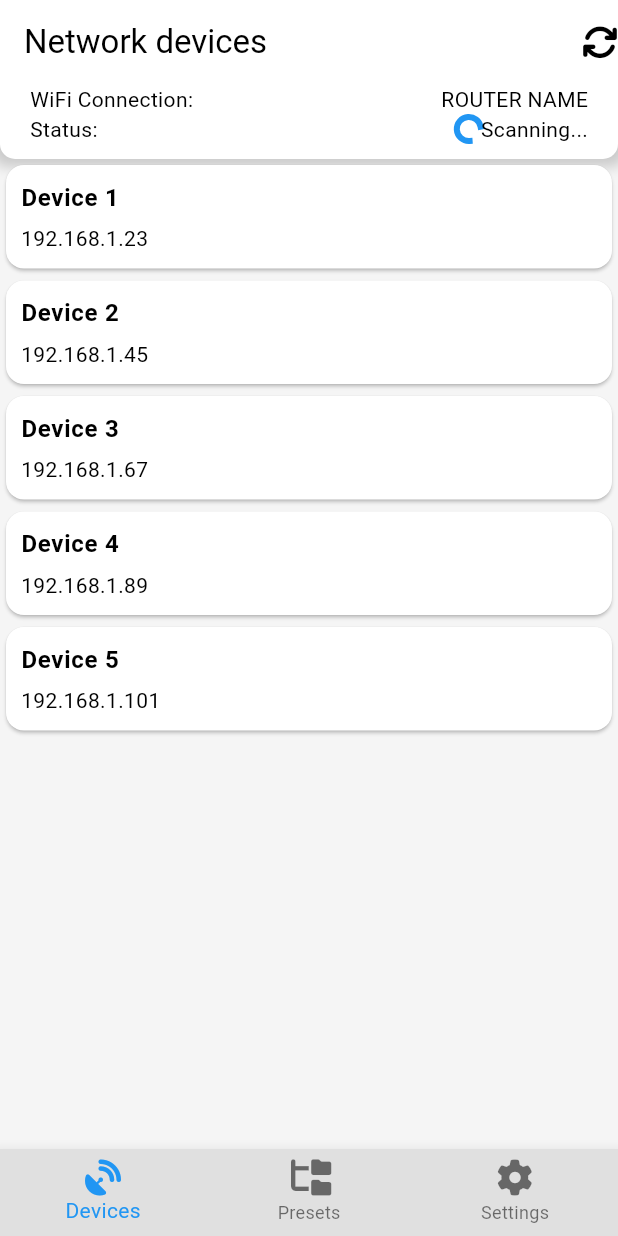
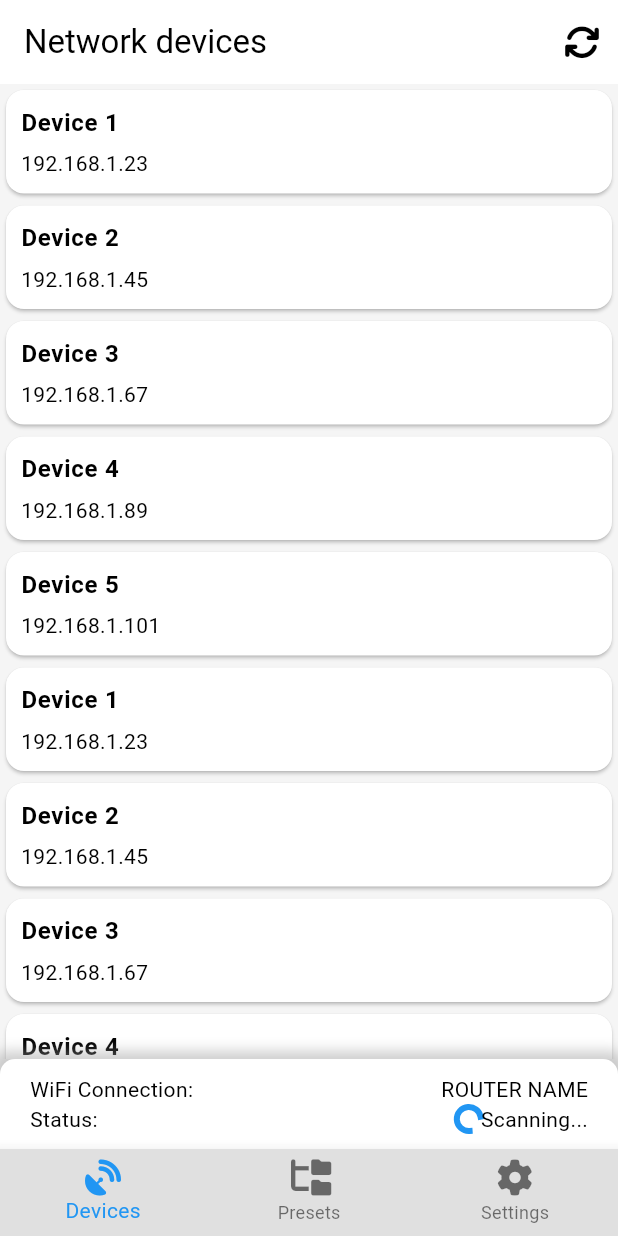
Before and after one commit to GlassesToCSharp/home_app, a Flutter app: the screen it shows after launch, on a phone screen of 412 x 824 dp. Run offline on Flutter 3.47's test engine with Material 3 defaults, Android fonts, the phone set to English and light mode, and no system bars; our stand-ins replace bloc, connectivity_plus, equatable, flutter_bloc, flutter_secure_storage, font_awesome_flutter and 1 more.

Commit message:
Changes to Devices layout to accommodate scrolling

```diff
--- a/lib/features/devices/devices_page.dart
+++ b/lib/features/devices/devices_page.dart
@@ -15,6 +15,11 @@ class _DevicesPageState extends State<DevicesPage> {
     const _Device("Device 3", "192.168.1.67"),
     const _Device("Device 4", "192.168.1.89"),
     const _Device("Device 5", "192.168.1.101"),
+    const _Device("Device 1", "192.168.1.23"),
+    const _Device("Device 2", "192.168.1.45"),
+    const _Device("Device 3", "192.168.1.67"),
+    const _Device("Device 4", "192.168.1.89"),
+    const _Device("Device 5", "192.168.1.101"),
   ];
 
   @override
@@ -22,24 +27,61 @@ class _DevicesPageState extends State<DevicesPage> {
     return Scaffold(
       appBar: AppBar(
         title: const Text("Network devices"),
-        elevation: 0,
-        actions: const [Icon(FontAwesomeIcons.arrowsRotate)],
+        backgroundColor: Theme.of(context).cardColor,
+        scrolledUnderElevation: 8,
+        shadowColor: Colors.grey,
+        actions: [
+          IconButton(
+            icon: const Icon(FontAwesomeIcons.arrowsRotate),
+            onPressed: () {},
+          ),
+        ],
       ),
       body: Column(
         crossAxisAlignment: CrossAxisAlignment.stretch,
         children: [
+          Expanded(
+            child: ListView.builder(
+              itemCount: _mockListDevices.length,
+              itemBuilder: (_, index) {
+                if (index >= _mockListDevices.length) {
+                  return const SizedBox();
+                }
+                final device = _mockListDevices[index];
+                return Card(
+                  child: Padding(
+                    padding: const EdgeInsets.all(10),
+                    child: Column(
+                      mainAxisSize: MainAxisSize.min,
+                      crossAxisAlignment: CrossAxisAlignment.stretch,
+                      children: [
+                        Text(
+                          device.name,
+                          style: Theme.of(context)
+                              .textTheme
+                              .bodyLarge!
+                              .copyWith(fontWeight: FontWeight.bold),
+                        ),
+                        const SizedBox(height: 5),
+                        Text(device.ipAddress),
+                      ],
+                    ),
+                  ),
+                );
+              },
+            ),
+          ),
           Container(
-            padding: const EdgeInsets.fromLTRB(20, 0, 20, 10),
+            padding: const EdgeInsets.symmetric(horizontal: 20, vertical: 10),
             decoration: BoxDecoration(
               color: Theme.of(context).cardColor,
               borderRadius:
-                  const BorderRadius.vertical(bottom: Radius.circular(10)),
+                  const BorderRadius.vertical(top: Radius.circular(10)),
               boxShadow: [
                 BoxShadow(
                   color: Colors.grey.withOpacity(0.5),
                   spreadRadius: 5,
                   blurRadius: 7,
-                  // offset: Offset(0, 3), // changes position of shadow
                 ),
               ],
             ),
@@ -71,37 +113,6 @@ class _DevicesPageState extends State<DevicesPage> {
               ],
             ),
           ),
-          Expanded(
-            child: ListView.builder(
-              itemCount: _mockListDevices.length,
-              itemBuilder: (_, index) {
-                if (index >= _mockListDevices.length) {
-                  return const SizedBox();
-                }
-                final device = _mockListDevices[index];
-                return Card(
-                  child: Padding(
-                    padding: const EdgeInsets.all(10),
-                    child: Column(
-                      mainAxisSize: MainAxisSize.min,
-                      crossAxisAlignment: CrossAxisAlignment.stretch,
-                      children: [
-                        Text(
-                          device.name,
-                          style: Theme.of(context)
-                              .textTheme
-                              .bodyLarge!
-                              .copyWith(fontWeight: FontWeight.bold),
-                        ),
-                        const SizedBox(height: 5),
-                        Text(device.ipAddress),
-                      ],
-                    ),
-                  ),
-                );
-              },
-            ),
-          ),
         ],
       ),
     );
```
